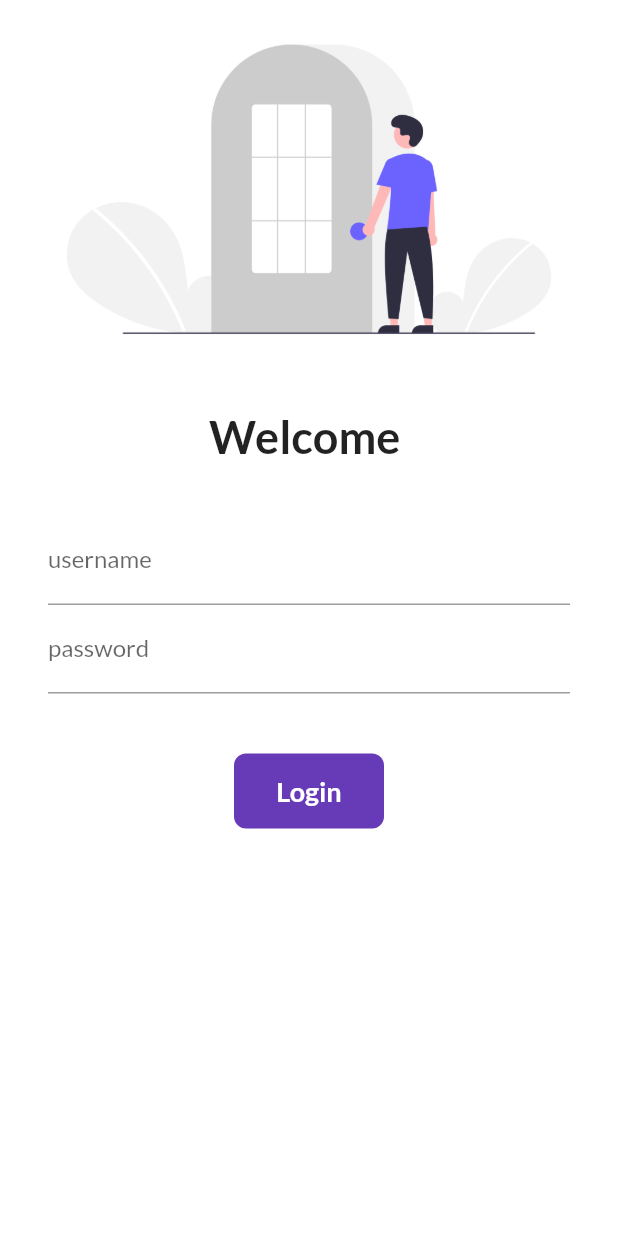
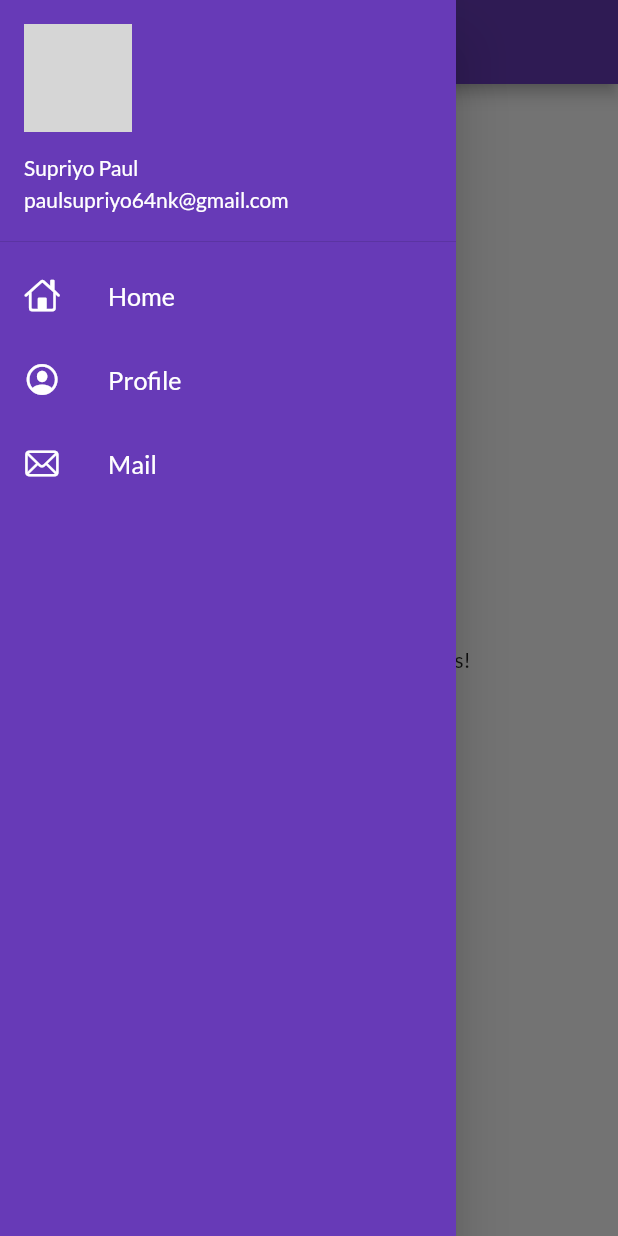
Before and after one commit to Supriyo-455/30-days-of-flutter, a Flutter app: the screen it shows after launch, with the side drawer open (before the commit the screen has no drawer), on a phone screen of 412 x 824 dp. Run offline on Flutter 3.47's test engine with Material 2 defaults, Android fonts, the phone set to English and light mode, and no system bars; our stand-ins replace google_fonts; network calls fail; grey boxes are pictures that could not be loaded.

Commit message:
day9 completed

```diff
--- a/lib/main.dart
+++ b/lib/main.dart
@@ -17,7 +17,9 @@ class MyApp extends StatelessWidget {
         primarySwatch: Colors.deepPurple,
         fontFamily: GoogleFonts.lato().fontFamily,
       ),
+      debugShowCheckedModeBanner: false,
       darkTheme: ThemeData(brightness: Brightness.dark),
+      initialRoute: MyRoutes.homeRoute,
       routes: {
         "/": (context) => LoginPage(),
         MyRoutes.homeRoute: (context) => HomePage(),
--- a/lib/pages/homepage.dart
+++ b/lib/pages/homepage.dart
@@ -1,4 +1,5 @@
 import "package:flutter/material.dart";
+import 'package:flutter_30_days/widgets/drawer.dart';
 
 class HomePage extends StatelessWidget {
   final String name = "Hello";
@@ -15,7 +16,7 @@ class HomePage extends StatelessWidget {
           child: Text("$name !!Welcome to flutter $days days!"),
         ),
       ),
-      drawer: Drawer(),
+      drawer: MyDrawer(),
     );
   }
 }
--- /dev/null
+++ b/lib/widgets/drawer.dart
@@ -0,0 +1,68 @@
+import 'package:flutter/cupertino.dart';
+import "package:flutter/material.dart";
+
+class MyDrawer extends StatelessWidget {
+  @override
+  Widget build(BuildContext context) {
+    final imageUrl = "https://bit.ly/3b14yRs";
+    return Drawer(
+      child: Container(
+        color: Colors.deepPurple,
+        child: ListView(
+          children: [
+            DrawerHeader(
+              padding: EdgeInsets.zero,
+              child: UserAccountsDrawerHeader(
+                margin: EdgeInsets.zero,
+                accountName: Text("Supriyo Paul"),
+                accountEmail: Text("paulsupriyo64nk@gmail.com"),
+                currentAccountPicture: CircleAvatar(
+                  backgroundImage: NetworkImage(imageUrl),
+                ),
+              ),
+            ),
+            ListTile(
+              leading: Icon(
+                CupertinoIcons.home,
+                color: Colors.white,
+              ),
+              title: Text(
+                "Home",
+                textScaleFactor: 1.2,
+                style: TextStyle(
+                  color: Colors.white,
+                ),
+              ),
+            ),
+            ListTile(
+              leading: Icon(
+                CupertinoIcons.profile_circled,
+                color: Colors.white,
+              ),
+              title: Text(
+                "Profile",
+                textScaleFactor: 1.2,
+                style: TextStyle(
+                  color: Colors.white,
+                ),
+              ),
+            ),
+            ListTile(
+              leading: Icon(
+                CupertinoIcons.mail,
+                color: Colors.white,
+              ),
+              title: Text(
+                "Mail",
+                textScaleFactor: 1.2,
+                style: TextStyle(
+                  color: Colors.white,
+                ),
+              ),
+            ),
+          ],
+        ),
+      ),
+    );
+  }
+}
```
